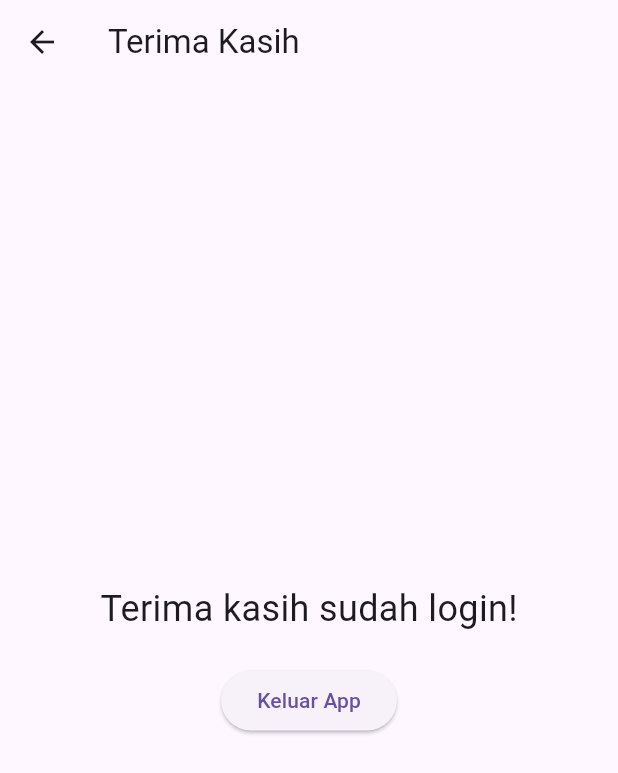
After one commit to Ghzxxx/get_attendance_app, a Flutter app: the ThankYouPage screen opened directly, on a phone screen of 412 x 824 dp. The commit adds this screen. Shown: the top 773 px of the screen. Run offline on Flutter 3.47's test engine with Material 3 defaults, Android fonts, the phone set to English and light mode, and no system bars; our stand-ins replace camera, geolocator, permission_handler; missing offline and left inert: qrscan; network calls fail.

Commit message:
fsa
fsaf

```diff
--- /dev/null
+++ b/get_attendance_app/lib/ThankYouPage.dart
@@ -0,0 +1,32 @@
+import 'package:flutter/material.dart';
+import 'package:flutter/services.dart'; // Import services
+
+class ThankYouPage extends StatelessWidget {
+  @override
+  Widget build(BuildContext context) {
+    return Scaffold(
+      appBar: AppBar(
+        title: Text('Terima Kasih'),
+      ),
+      body: Center(
+        child: Column(
+          mainAxisAlignment: MainAxisAlignment.center,
+          children: [
+            Text(
+              'Terima kasih sudah login!',
+              style: TextStyle(fontSize: 24.0),
+            ),
+            SizedBox(height: 20.0),
+            ElevatedButton(
+              onPressed: () {
+                // Exit the app when the button is pressed
+                SystemNavigator.pop(); // Exit the app
+              },
+              child: Text('Keluar App'),
+            ),
+          ],
+        ),
+      ),
+    );
+  }
+}
```
Also changed, not shown: get_attendance_app/lib/displayname.dart (+25 -9 lines).
